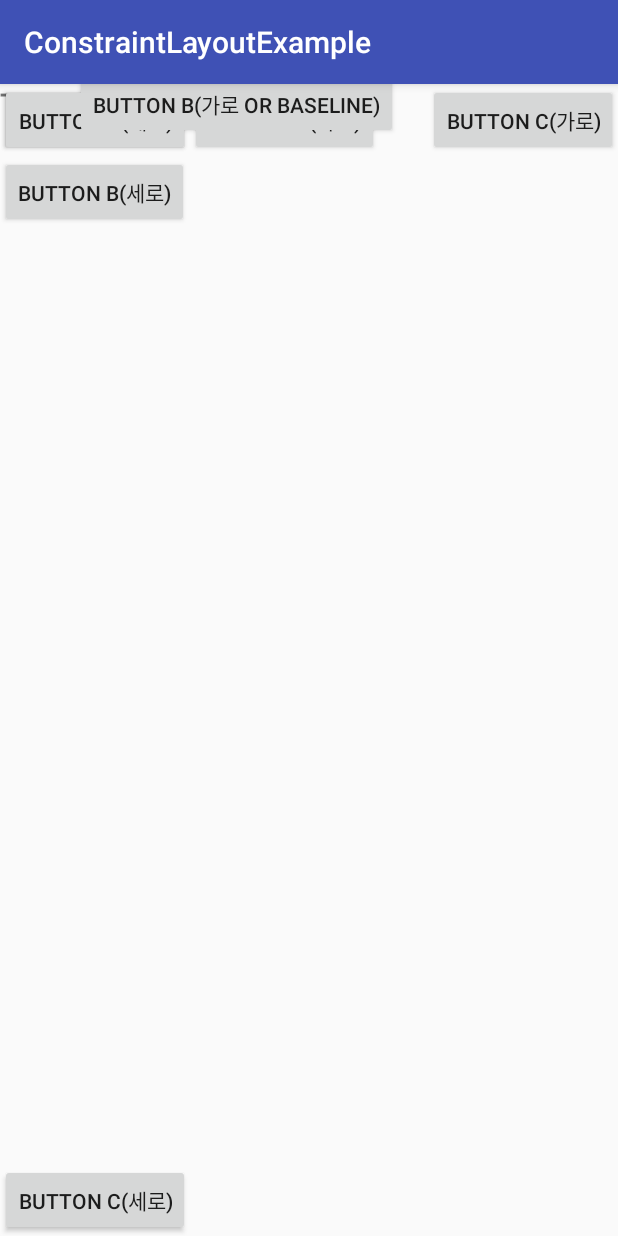
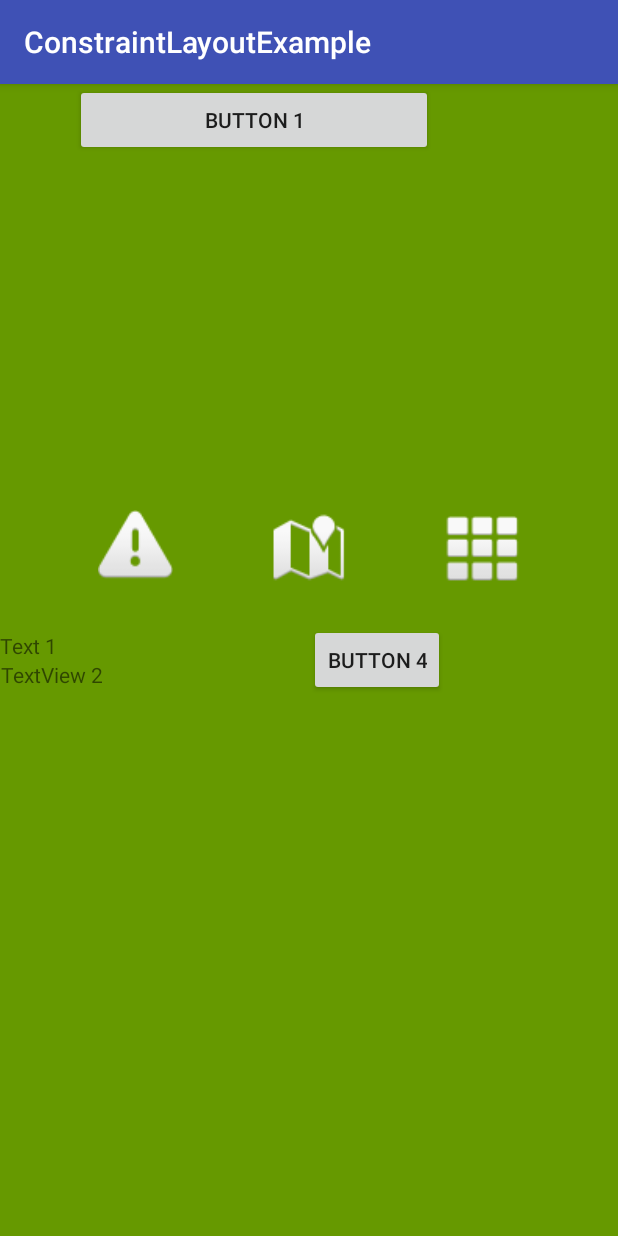
Before and after one commit to eosr14/ConstraintLayoutExample, an Android app: the screen it shows after launch (MainActivity), on a phone screen of 412 x 824 dp. Run offline under Robolectric (Android 15) with nearby library versions, the phone set to English and light mode, and no system bars.

Commit message:
# 2-8 Virtual Helpers objects(뷰의 배치를 돕는 가상 오브젝트)

```diff
--- a/app/src/main/java/constraintlayoutexample/eosr14/com/constraintlayoutexample/MainActivity.kt
+++ b/app/src/main/java/constraintlayoutexample/eosr14/com/constraintlayoutexample/MainActivity.kt
@@ -2,11 +2,33 @@ package constraintlayoutexample.eosr14.com.constraintlayoutexample
 
 import android.support.v7.app.AppCompatActivity
 import android.os.Bundle
+import android.widget.Toast
+import kotlinx.android.synthetic.main.activity_main_virtual_helpers_objects.*
 
 class MainActivity : AppCompatActivity() {
 
     override fun onCreate(savedInstanceState: Bundle?) {
         super.onCreate(savedInstanceState)
-        setContentView(R.layout.activity_main_relative_positioning)
+        setContentView(R.layout.activity_main_virtual_helpers_objects)
+
+        image1.setOnClickListener {
+            // image1를 PlaceHolder에 적용
+            Toast.makeText(this, "Image 1 Click", Toast.LENGTH_SHORT).show()
+            place_holder.setContentId(R.id.image1)
+        }
+
+        image2.setOnClickListener {
+            // image2를 PlaceHolder에 적용
+            Toast.makeText(this, "Image 2 Click", Toast.LENGTH_SHORT).show()
+            place_holder.setContentId(R.id.image2)
+        }
+
+        image3.setOnClickListener {
+            // image3 뷰를 PlaceHolder에 적용
+            Toast.makeText(this, "Image 3 Click", Toast.LENGTH_SHORT).show()
+            place_holder.setContentId(R.id.image3)
+        }
+
     }
+
 }
--- a/app/src/main/res/layout/activity_main_circular_positioning.xml
+++ b/app/src/main/res/layout/activity_main_circular_positioning.xml
@@ -6,7 +6,7 @@
     android:layout_height="match_parent"
     tools:context=".MainActivity">
 
-    <!-- 원형 정렬 Example START -->
+    <!-- 1. 원형 정렬 START -->
     <Button
         android:id="@+id/buttonA"
         android:layout_width="wrap_content"
@@ -26,8 +26,7 @@
         app:layout_constraintCircle="@id/buttonA"
         app:layout_constraintCircleRadius="100dp"
         app:layout_constraintCircleAngle="45"/>
-
-    <!-- 원형 정렬 Example END -->
+    <!-- 1. 원형 정렬 END -->
 
 
 </android.support.constraint.ConstraintLayout>
--- /dev/null
+++ b/app/src/main/res/layout/activity_main_virtual_helpers_objects.xml
@@ -0,0 +1,149 @@
+<?xml version="1.0" encoding="utf-8"?>
+<android.support.constraint.ConstraintLayout xmlns:android="http://schemas.android.com/apk/res/android"
+    xmlns:app="http://schemas.android.com/apk/res-auto"
+    xmlns:tools="http://schemas.android.com/tools"
+    android:layout_width="match_parent"
+    android:layout_height="match_parent"
+    android:background="@android:color/holo_green_dark"
+    tools:context=".MainActivity">
+
+    <!-- 1. Guideline START -->
+    <android.support.constraint.Guideline
+        android:id="@+id/guide_line_1"
+        android:layout_width="wrap_content"
+        android:layout_height="wrap_content"
+        android:orientation="vertical"
+        app:layout_constraintGuide_begin="50dp" />
+
+    <!-- GuildLine1은 가로로 50dp 왼쪽으로 떨어져있고, GuildLine2는 가로로 전체기준의 70% 되는 지점에 배치가 됩니다. -->
+    <!-- Button1은 그 사이에 길이가 늘어난 상태로 배치가 됩니다. -->
+    <Button
+        android:id="@+id/button1"
+        android:layout_width="0dp"
+        android:layout_height="wrap_content"
+        android:text="Button 1"
+        app:layout_constraintLeft_toLeftOf="@id/guide_line_1"
+        app:layout_constraintRight_toRightOf="@id/guide_line_2" />
+
+    <android.support.constraint.Guideline
+        android:id="@+id/guide_line_2"
+        android:layout_width="wrap_content"
+        android:layout_height="wrap_content"
+        android:orientation="vertical"
+        app:layout_constraintGuide_percent="0.7" />
+    <!-- 1. Guideline END -->
+
+    <!-- 2. Barrier START -->
+    <TextView
+        android:id="@+id/text1"
+        android:layout_width="wrap_content"
+        android:layout_height="wrap_content"
+        android:gravity="center"
+        android:text="Text 1"
+        android:textSize="14sp"
+        app:layout_constraintBottom_toTopOf="@id/text2"
+        app:layout_constraintTop_toTopOf="parent"
+        app:layout_constraintVertical_chainStyle="packed" />
+
+    <TextView
+        android:id="@+id/text2"
+        android:layout_width="wrap_content"
+        android:layout_height="wrap_content"
+        android:gravity="center"
+        android:text="TextView 2"
+        android:textSize="14sp"
+        app:layout_constraintBottom_toBottomOf="parent"
+        app:layout_constraintTop_toBottomOf="@id/text1" />
+
+    <!-- Button 4는 Barrier를 기준으로 배치가 되며, text1과 text2의 길이에 따라 유동적으로 Barrier의 위치가 달라지게 됩니다. -->
+    <android.support.constraint.Barrier
+        android:id="@+id/barrier"
+        android:layout_width="wrap_content"
+        android:layout_height="wrap_content"
+        app:barrierDirection="end"
+        app:constraint_referenced_ids="text1, text2"
+        app:layout_constraintLeft_toLeftOf="parent"
+        app:layout_constraintRight_toRightOf="parent"
+        tools:layout_editor_absoluteX="70dp" />
+
+    <Button
+        android:id="@+id/button4"
+        android:layout_width="wrap_content"
+        android:layout_height="wrap_content"
+        android:text="Button 4"
+        app:layout_constraintBottom_toBottomOf="parent"
+        app:layout_constraintStart_toEndOf="@id/barrier"
+        app:layout_constraintTop_toTopOf="parent" />
+    <!-- 2. Barrier END -->
+
+    <!-- 3. Group START -->
+    <Button
+        android:id="@+id/button5"
+        android:layout_width="wrap_content"
+        android:layout_height="wrap_content"
+        android:text="Button 5"
+        app:layout_constraintLeft_toLeftOf="parent"
+        app:layout_editor_absoluteY="60dp" />
+
+    <Button
+        android:id="@+id/button6"
+        android:layout_width="wrap_content"
+        android:layout_height="wrap_content"
+        android:text="Button 6"
+        app:layout_constraintLeft_toRightOf="@id/button5"
+        app:layout_editor_absoluteY="60dp" />
+
+    <!-- Group의 visibility(가시성)에 따라 button5, button6의 상태가 변경됩니다. -->
+    <android.support.constraint.Group
+        android:id="@+id/group"
+        android:layout_width="wrap_content"
+        android:layout_height="wrap_content"
+        android:visibility="gone"
+        app:constraint_referenced_ids="button5, button6" />
+    <!-- 3. Group END -->
+
+    <!-- 4. PlaceHolder START -->
+    <android.support.constraint.Placeholder
+        android:id="@+id/place_holder"
+        android:layout_width="wrap_content"
+        android:layout_height="wrap_content"
+        android:layout_marginBottom="30dp"
+        app:layout_constraintBottom_toBottomOf="parent"
+        app:layout_constraintLeft_toLeftOf="parent"
+        app:layout_constraintRight_toRightOf="parent" />
+
+    <ImageView
+        android:id="@+id/image1"
+        android:layout_width="50dp"
+        android:layout_height="50dp"
+        android:layout_marginBottom="150dp"
+        android:src="@android:drawable/ic_dialog_alert"
+        app:layout_constraintBottom_toBottomOf="parent"
+        app:layout_constraintLeft_toLeftOf="parent"
+        app:layout_constraintRight_toLeftOf="@id/image2"
+        app:layout_constraintTop_toTopOf="parent" />
+
+    <ImageView
+        android:id="@+id/image2"
+        android:layout_width="50dp"
+        android:layout_height="50dp"
+        android:layout_marginBottom="150dp"
+        android:src="@android:drawable/ic_dialog_map"
+        app:layout_constraintBottom_toBottomOf="parent"
+        app:layout_constraintLeft_toRightOf="@id/image1"
+        app:layout_constraintRight_toLeftOf="@id/image3"
+        app:layout_constraintTop_toTopOf="parent" />
+
+    <ImageView
+        android:id="@+id/image3"
+        android:layout_width="50dp"
+        android:layout_height="50dp"
+        android:layout_marginBottom="150dp"
+        android:src="@android:drawable/ic_dialog_dialer"
+        app:layout_constraintBottom_toBottomOf="parent"
+        app:layout_constraintLeft_toRightOf="@id/image2"
+        app:layout_constraintRight_toRightOf="parent"
+        app:layout_constraintTop_toTopOf="parent" />
+    <!-- 4. PlaceHolder END -->
+
+</android.support.constraint.ConstraintLayout>
```
Also changed, not shown: app/src/main/res/layout/activity_main_centering_positioning.xml (+4 -7 lines), app/src/main/res/layout/activity_main_chains.xml (+10 -10 lines), app/src/main/res/layout/activity_main_margin.xml (+4 -5 lines), app/src/main/res/layout/activity_main_relative_positioning.xml (+6 -8 lines), 1 other file.
